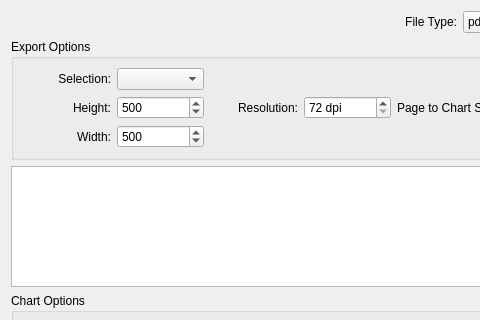
Qt form src/export.ui (iPenguin/CrochetCharts) before a commit; both pictures show x 0 to 480 and y 0 to 320 of the 618 by 626 pixel window.
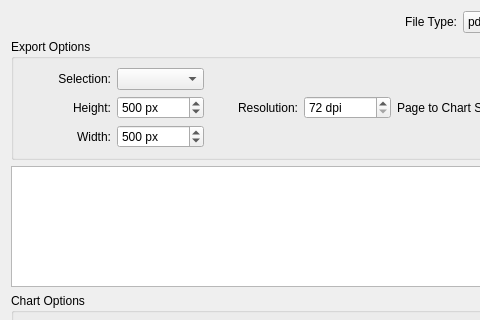
The same form after that commit.

Commit message: closes #249 - add units of meausrement to the export dialog.

Diff of the .ui file:
```diff
--- a/src/export.ui
+++ b/src/export.ui
@@ -38,6 +38,9 @@
       </item>
       <item row="1" column="1">
        <widget class="QSpinBox" name="height">
+        <property name="suffix">
+         <string> px</string>
+        </property>
         <property name="minimum">
          <number>10</number>
         </property>
@@ -64,6 +67,9 @@
       </item>
       <item row="2" column="1">
        <widget class="QSpinBox" name="width">
+        <property name="suffix">
+         <string> px</string>
+        </property>
         <property name="minimum">
          <number>10</number>
         </property>
```
